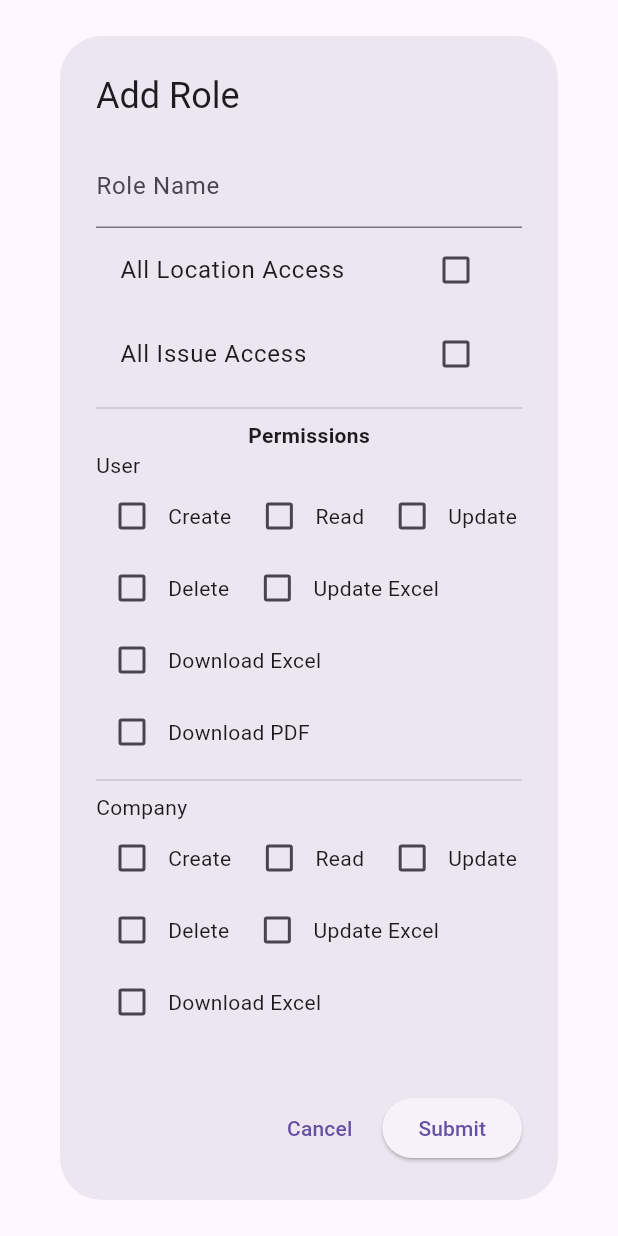
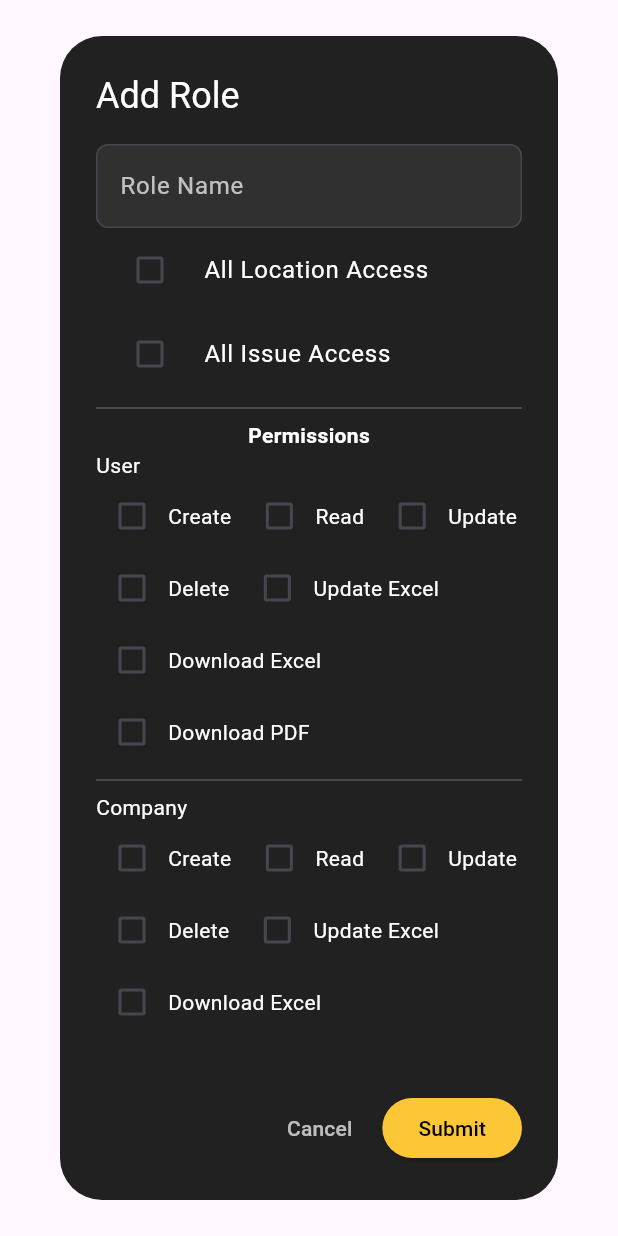
Before and after one commit to notetechrepositories/VoiceFirstMobileApplication, a Flutter app: the AddRoleDialog widget shown alone on an empty page, opened directly, on a phone screen of 412 x 824 dp. Run offline on Flutter 3.47's test engine with Material 3 defaults, Android fonts, the phone set to English and light mode, and no system bars; our stand-ins replace file_picker, google_sign_in, introduction_screen, speech_to_text; missing offline and left inert: mobile_scanner; network calls fail.

Commit message:
new update

```diff
--- a/lib/Models/menu_item_model.dart
+++ b/lib/Models/menu_item_model.dart
@@ -3,7 +3,7 @@ class MenuItem {
   final String name;
   final String position;
   final String icon;
-  final String? route;
+  final String route;
   List<MenuItem> children;
 
   MenuItem({
@@ -11,7 +11,7 @@ class MenuItem {
     required this.name,
     required this.position,
     required this.icon,
-    this.route,
+    required this.route,
     this.children = const [],
   });
 
@@ -21,7 +21,7 @@ class MenuItem {
       name: json['t7_2_menu_name'],
       position: json['t7_2_position'],
       icon: json['t7_2_icon'],
-      route: json['t7_2_route'],
+      route: json['t7_2_route'] ?? '',
     );
   }
 }
--- a/lib/Views/Roles/add_role.dart
+++ b/lib/Views/Roles/add_role.dart
@@ -1,3 +1,4 @@
+// views/add_role.dart
 import 'package:flutter/material.dart';
 import '../../Models/permission_model.dart';
 
@@ -49,7 +50,7 @@ class _AddRoleDialogState extends State<AddRoleDialog> {
       mainAxisSize: MainAxisSize.min,
       children: [
         Checkbox(value: value, onChanged: (val) => onChanged(val!)),
-        Text(label),
+        Text(label, style: TextStyle(color: Colors.white)),
       ],
     );
   }
@@ -57,31 +58,58 @@ class _AddRoleDialogState extends State<AddRoleDialog> {
   @override
   Widget build(BuildContext context) {
     return AlertDialog(
-      title: Text(widget.role == null ? "Add Role" : "Edit Role"),
+      backgroundColor: Colors.grey[900],
+      title: Text(
+        widget.role == null ? "Add Role" : "Edit Role",
+        style: TextStyle(color: Colors.white),
+      ),
       content: SingleChildScrollView(
         child: Column(
           children: [
             TextField(
               controller: _controller,
-              decoration: InputDecoration(labelText: "Role Name"),
+              style: TextStyle(color: Colors.white),
+              decoration: InputDecoration(
+                labelText: "Role Name",
+                labelStyle: TextStyle(color: Colors.white70),
+                filled: true,
+                fillColor: Colors.grey[850],
+                border: OutlineInputBorder(
+                  borderRadius: BorderRadius.circular(8),
+                ),
+              ),
             ),
             CheckboxListTile(
-              title: Text("All Location Access"),
+              title: Text(
+                "All Location Access",
+                style: TextStyle(color: Colors.white),
+              ),
               value: allLocationAccess,
               onChanged: (val) => setState(() => allLocationAccess = val!),
+              controlAffinity: ListTileControlAffinity.leading,
             ),
             CheckboxListTile(
-              title: Text("All Issue Access"),
+              title: Text(
+                "All Issue Access",
+                style: TextStyle(color: Colors.white),
+              ),
               value: allIssueAccess,
               onChanged: (val) => setState(() => allIssueAccess = val!),
+              controlAffinity: ListTileControlAffinity.leading,
             ),
-            Divider(),
-            Text("Permissions", style: TextStyle(fontWeight: FontWeight.bold)),
+            Divider(color: Colors.white24),
+            Text(
+              "Permissions",
+              style: TextStyle(
+                fontWeight: FontWeight.bold,
+                color: Colors.white,
+              ),
+            ),
             ...permissions.map(
               (perm) => Column(
                 crossAxisAlignment: CrossAxisAlignment.start,
                 children: [
-                  Text(perm.module),
+                  Text(perm.module, style: TextStyle(color: Colors.white)),
                   Wrap(
                     spacing: 8,
                     children: [
@@ -122,7 +150,7 @@ class _AddRoleDialogState extends State<AddRoleDialog> {
                       ),
                     ],
                   ),
-                  Divider(),
+                  Divider(color: Colors.white24),
                 ],
               ),
             ),
@@ -132,9 +160,13 @@ class _AddRoleDialogState extends State<AddRoleDialog> {
       actions: [
         TextButton(
           onPressed: () => Navigator.pop(context),
-          child: Text("Cancel"),
+          child: Text("Cancel", style: TextStyle(color: Colors.white70)),
         ),
         ElevatedButton(
+          style: ElevatedButton.styleFrom(
+            backgroundColor: Color(0xFFFCC737),
+            foregroundColor: Colors.black,
+          ),
           onPressed: () {
             final role = RoleModel(
               name: _controller.text.trim(),
```
Also changed, not shown: lib/Views/Roles/role_screen.dart (+36 -10 lines), lib/main.dart (+13 -1 lines).
